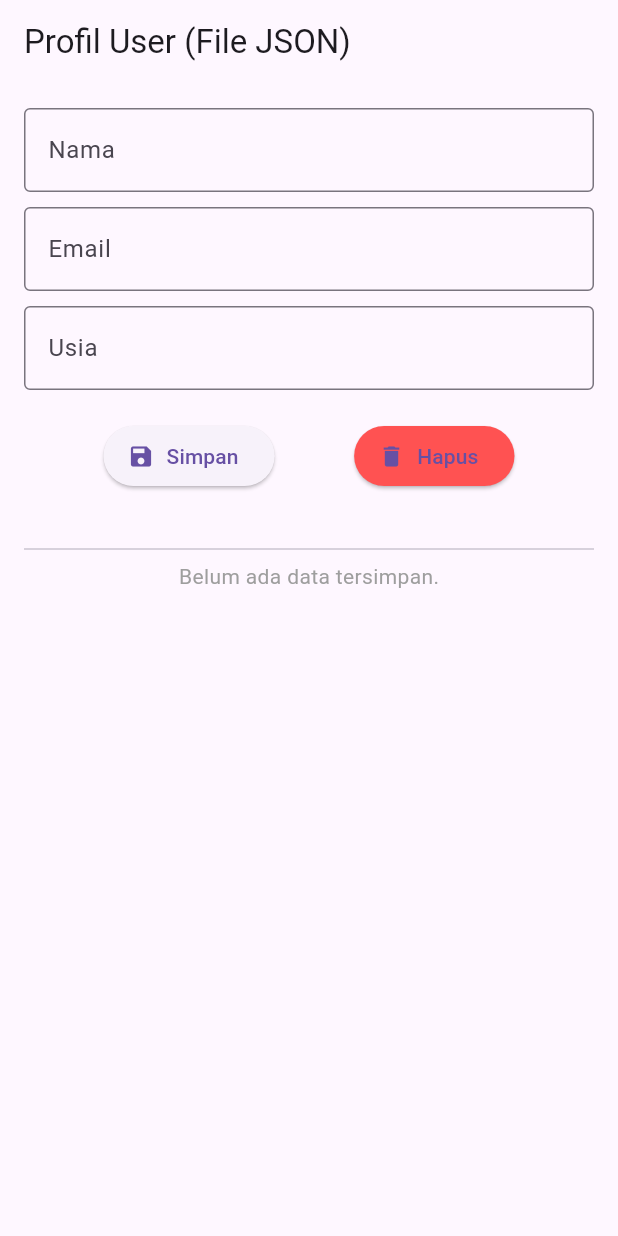
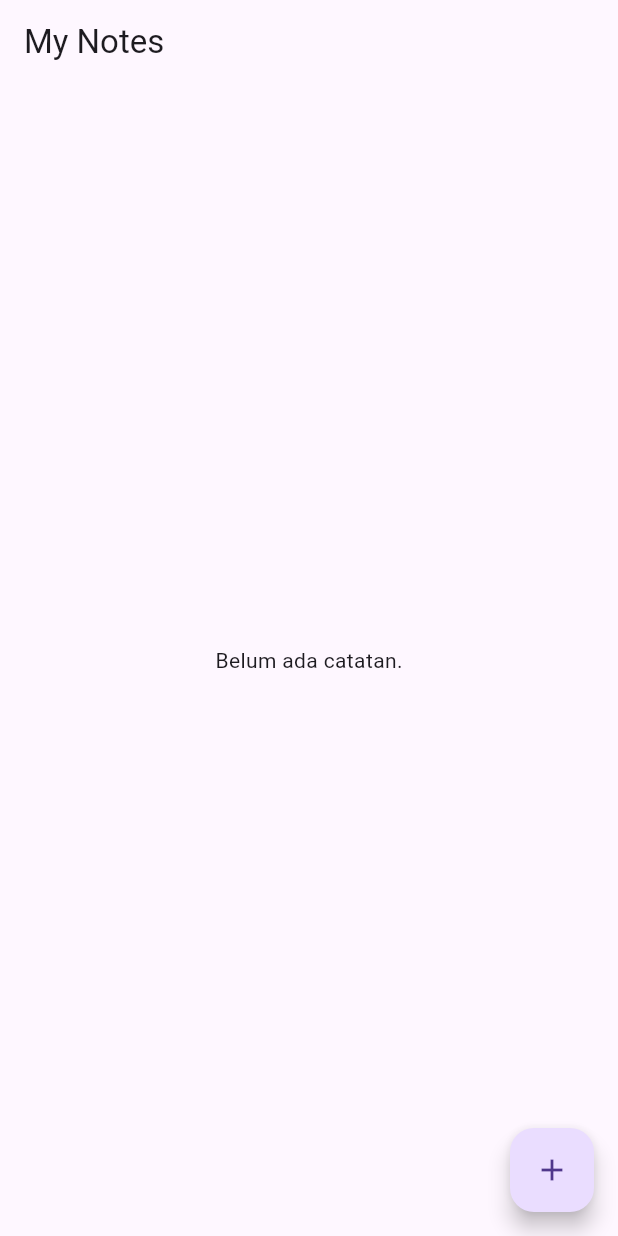
Before and after one commit to intanfirds/Mobile-Programming, a Flutter app: the screen it shows after launch, on a phone screen of 412 x 824 dp. Run offline on Flutter 3.47's test engine with Material 3 defaults, Android fonts, the light colour scheme and no system bars; our stand-ins replace audioplayers, camera, geolocator, go_router, google_fonts; missing offline and left inert: baseflow_plugin_template.

Commit message:
Json Praktikum 6

```diff
--- a/intan_firdausi/kuis_json/lib/main.dart
+++ b/intan_firdausi/kuis_json/lib/main.dart
@@ -1,295 +1,310 @@
-import 'dart:convert'; // Dibutuhkan untuk jsonEncode/Decode
+import 'dart:convert';
 import 'dart:io';
 import 'package:flutter/material.dart';
 import 'package:path_provider/path_provider.dart';
 import 'package:path/path.dart' as path;
 
-//--- SERVICE: FileService (Operasi file dasar) ---
+//--- SERVICE: FileService (Sama seperti Praktikum 5) ---
 class FileService {
-  // Mendapatkan direktori dokumen internal aplikasi
   Future<Directory> get documentsDirectory async {
     return await getApplicationDocumentsDirectory();
   }
 
-  // Menulis String ke file
   Future<File> writeFile(String fileName, String content) async {
     final Directory dir = await documentsDirectory;
     final File file = File(path.join(dir.path, fileName));
     return file.writeAsString(content);
   }
 
-  // Membaca String dari file
   Future<String> readFile(String fileName) async {
     try {
       final Directory dir = await documentsDirectory;
       final File file = File(path.join(dir.path, fileName));
-      return await file.readAsString();
+      return file.readAsStringSync();
     } catch (e) {
-      return ''; // Kembalikan string kosong jika file tidak ada/error
+      return '';
     }
   }
 
-  // Menulis Map (JSON) ke file
-  Future<File> writeJson(String fileName, Map<String, dynamic> json) async {
-    final String content = jsonEncode(json); // Konversi Map ke String JSON
-    return writeFile(fileName, content);
-  }
-
-  // Membaca JSON (Map) dari file
-  Future<Map<String, dynamic>> readJson(String fileName) async {
-    try {
-      final String content = await readFile(fileName);
-      if (content.isEmpty) return {};
-      return jsonDecode(content); // Konversi String JSON ke Map
-    } catch (e) {
-      return {};
-    }
-  }
-
-  // Cek keberadaan file
   Future<bool> fileExists(String fileName) async {
     final Directory dir = await documentsDirectory;
     final File file = File(path.join(dir.path, fileName));
     return file.exists();
   }
 
-  // Menghapus file
   Future<void> deleteFile(String fileName) async {
-    try {
     final Directory dir = await documentsDirectory;
     final File file = File(path.join(dir.path, fileName));
     if (await file.exists()) {
       await file.delete();
     }
-    } catch (e) {
-      print('Error deleting file: $e');
-    }
   }
 }
 
-//--- SERVICE: UserDataService (Logika bisnis data user) ---
-class UserDataService {
+//--- SERVICE: DirectoryService (Manajemen direktori) ---
+class DirectoryService {
   final FileService _fileService = FileService();
-  final String _fileName = 'user_data.json'; // Nama file untuk data user
 
-  // Menyimpan data user
-  Future<void> saveUserData({
-    required String name,
-    required String email,
-    int? age,
-  }) async {
-    final Map<String, dynamic> userData = {
-      'name': name,
-      'email': email,
-      'age': age ?? 0,
-      'last_update': DateTime.now().toIso8601String(),
-    };
-    await _fileService.writeJson(_fileName, userData);
+  // Membuat direktori baru jika belum ada
+  Future<Directory> createDirectory(String dirName) async {
+    final Directory appDir = await _fileService.documentsDirectory;
+    final Directory newDir = Directory(path.join(appDir.path, dirName));
+    if (!await newDir.exists()) {
+      await newDir.create(recursive: true);
+    }
+    return newDir;
   }
 
-  // Membaca data user
-  Future<Map<String, dynamic>?> readUserData() async {
-    final exists = await _fileService.fileExists(_fileName);
-    if (!exists) return null;
-
-    final Map<String, dynamic> data = await _fileService.readJson(_fileName);
-    return data.isNotEmpty ? data : null;
+  // (Method listFiles dan deleteDirectory ada di slide,
+  //  tapi tidak dipakai langsung oleh NoteService)
 }
 
-  // Menghapus data user
-  Future<void> deleteUserData() async {
-    await _fileService.deleteFile(_fileName);
+//--- SERVICE: NoteService (Logika bisnis catatan) ---
+class NoteService {
+  final DirectoryService _dirService = DirectoryService();
+  final String _notesDir = 'notes'; // Nama sub-direktori
+
+  // Menyimpan catatan baru
+  Future<void> saveNote({
+    required String title,
+    required String content,
+  }) async {
+    // Pastikan direktori 'notes' ada
+    final Directory notesDir = await _dirService.createDirectory(_notesDir);
+
+    // Buat nama file unik berdasarkan timestamp
+    final String fileName = '${DateTime.now().millisecondsSinceEpoch}.json';
+    final File file = File(path.join(notesDir.path, fileName));
+
+    final noteData = {
+      'title': title,
+      'content': content,
+      'created_at': DateTime.now().toIso8601String(),
+    };
+
+    // Tulis data JSON ke file
+    await file.writeAsString(jsonEncode(noteData));
+  }
+
+  // Mengambil semua catatan
+  Future<List<Map<String, dynamic>>> getAllNotes() async {
+    final Directory notesDir = await _dirService.createDirectory(_notesDir);
+    final List<FileSystemEntity> files = await notesDir.list().toList();
+    List<Map<String, dynamic>> notes = [];
+
+    for (var entity in files) {
+      // Pastikan itu file dan berakhiran .json
+      if (entity is File && entity.path.endsWith('.json')) {
+        final content = await entity.readAsString();
+        final data = jsonDecode(content) as Map<String, dynamic>;
+        data['file_path'] = entity.path; // Simpan path file untuk menghapus
+        notes.add(data);
+      }
+    }
+
+    // Urutkan dari yang terbaru
+    notes.sort(
+      (a, b) =>
+          b['created_at'].toString().compareTo(a['created_at'].toString()),
+    );
+    return notes;
+  }
+
+  // Menghapus catatan berdasarkan path filenya
+  Future<void> deleteNoteByPath(String filePath) async {
+    final File file = File(filePath);
+    if (await file.exists()) {
+      await file.delete();
+    }
   }
 }
 
 //--- MAIN APP ---
 void main() {
-  WidgetsFlutterBinding.ensureInitialized(); // Wajib untuk path_provider
-  runApp(MyApp());
+  WidgetsFlutterBinding.ensureInitialized();
+  runApp(NotesApp());
 }
 
-class MyApp extends StatelessWidget {
+class NotesApp extends StatelessWidget {
   @override
   Widget build(BuildContext context) {
     return MaterialApp(
-      title: 'User Data JSON Demo',
-      theme: ThemeData(primarySwatch: Colors.teal),
-      home: UserProfilePage(),
+      title: 'Flutter Notes (Local File)',
+      theme: ThemeData(primarySwatch: Colors.indigo),
+      home: NotesPage(),
     );
   }
 }
 
-//--- UI PAGE ---
-class UserProfilePage extends StatefulWidget {
+//--- UI: Halaman Daftar Catatan (NotesPage) ---
+class NotesPage extends StatefulWidget {
   @override
-  _UserProfilePageState createState() => _UserProfilePageState();
+  _NotesPageState createState() => _NotesPageState();
 }
 
-class _UserProfilePageState extends State<UserProfilePage> {
-  final UserDataService _userService = UserDataService();
-  final TextEditingController _nameController = TextEditingController();
-  final TextEditingController _emailController = TextEditingController();
-  final TextEditingController _ageController = TextEditingController();
-
-  Map<String, dynamic>? _savedData; // State untuk data yang tersimpan
+class _NotesPageState extends State<NotesPage> {
+  final NoteService _noteService = NoteService();
+  List<Map<String, dynamic>> _notes = [];
 
   @override
   void initState() {
     super.initState();
-    _loadUserData();
+    _loadNotes();
   }
 
-  // Memuat data dari file JSON
-  Future<void> _loadUserData() async {
-    final data = await _userService.readUserData();
-    setState(() {
-      _savedData = data;
-      // Isi controller jika data ada
-      if (data != null) {
-        _nameController.text = data['name'] ?? '';
-        _emailController.text = data['email'] ?? '';
-        _ageController.text = (data['age'] ?? 0).toString();
-      } else {
-        // Bersihkan controller jika data tidak ada
-        _nameController.clear();
-        _emailController.clear();
-        _ageController.clear();
-      }
-    });
+  // Muat semua catatan dari file
+  Future<void> _loadNotes() async {
+    final notes = await _noteService.getAllNotes();
+    setState(() => _notes = notes);
   }
 
-  // Menyimpan data ke file JSON
-  Future<void> _saveUserData() async {
-    await _userService.saveUserData(
-      name: _nameController.text.trim(),
-      email: _emailController.text.trim(),
-      age: int.tryParse(_ageController.text.trim()),
+  // Navigasi ke halaman tambah catatan
+  Future<void> _addNote() async {
+    // Tunggu hasil dari AddNotePage
+    final result = await Navigator.push(
+      context,
+      MaterialPageRoute(builder: (context) => AddNotePage()),
+    );
+    // Jika hasilnya 'true' (berhasil menyimpan), muat ulang catatan
+    if (result == true) {
+      _loadNotes();
+    }
+  }
+
+  // Hapus catatan
+  Future<void> _deleteNote(String filePath) async {
+    await _noteService.deleteNoteByPath(filePath);
+    _loadNotes(); // Muat ulang catatan
+  }
+
+  @override
+  Widget build(BuildContext context) {
+    return Scaffold(
+      appBar: AppBar(title: Text('My Notes')),
+      body: _notes.isEmpty
+          ? Center(child: Text('Belum ada catatan.'))
+          : ListView.builder(
+              itemCount: _notes.length,
+              itemBuilder: (context, index) {
+                final note = _notes[index];
+                return Card(
+                  margin: EdgeInsets.symmetric(horizontal: 10, vertical: 6),
+                  child: ListTile(
+                    title: Text(note['title'] ?? 'No Title'),
+                    subtitle: Text(
+                      note['content'] ?? 'No Content',
+                      maxLines: 2,
+                      overflow: TextOverflow.ellipsis,
+                    ),
+                    trailing: IconButton(
+                      icon: Icon(Icons.delete, color: Colors.red),
+                      onPressed: () => _deleteNote(note['file_path']),
+                    ),
+                    onTap: () => Navigator.push(
+                      context,
+                      MaterialPageRoute(
+                        builder: (context) => NoteDetailPage(note: note),
+                      ),
+                    ),
+                  ),
+                );
+              },
+            ),
+      floatingActionButton: FloatingActionButton(
+        onPressed: _addNote,
+        child: Icon(Icons.add),
+      ),
+    );
+  }
+}
+
+//--- UI: Halaman Tambah Catatan (AddNotePage) ---
+class AddNotePage extends StatefulWidget {
+  @override
+  _AddNotePageState createState() => _AddNotePageState();
+}
+
+class _AddNotePageState extends State<AddNotePage> {
+  final NoteService _noteService = NoteService();
+  final TextEditingController _titleController = TextEditingController();
+  final TextEditingController _contentController = TextEditingController();
+
+  Future<void> _saveNote() async {
+    if (_titleController.text.isEmpty || _contentController.text.isEmpty) {
+      if (mounted) {
+        ScaffoldMessenger.of(
+          context,
+        ).showSnackBar(SnackBar(content: Text('Isi semua field dulu!')));
+      }
+      return;
+    }
+
+    await _noteService.saveNote(
+      title: _titleController.text,
+      content: _contentController.text,
     );
 
     if (mounted) {
       ScaffoldMessenger.of(
         context,
-      ).showSnackBar(SnackBar(content: Text('Data berhasil disimpan')));
-    }
-    await _loadUserData(); // Muat ulang data
-  }
-
-  // Menghapus file JSON
-  Future<void> _deleteUserData() async {
-    await _userService.deleteUserData();
-    await _loadUserData(); // Muat ulang (akan mengosongkan state)
-
-    if (mounted) {
-      ScaffoldMessenger.of(
-        context,
-      ).showSnackBar(SnackBar(content: Text("Data user dihapus")));
+      ).showSnackBar(SnackBar(content: Text('Catatan disimpan!')));
+      Navigator.pop(context, true); // Kembali ke halaman list
     }
   }
 
   @override
   Widget build(BuildContext context) {
     return Scaffold(
-      appBar: AppBar(title: Text('Profil User (File JSON)')),
-      body: SingleChildScrollView(
+      appBar: AppBar(title: Text('Catatan Baru')),
+      body: Padding(
         padding: EdgeInsets.all(16),
         child: Column(
           children: [
-            // --- FORM INPUT ---
             TextField(
-              controller: _nameController,
+              controller: _titleController,
+              decoration: InputDecoration(labelText: 'Judul'),
+            ),
+            SizedBox(height: 10),
+            Expanded(
+              child: TextField(
+                controller: _contentController,
                 decoration: InputDecoration(
-                labelText: 'Nama',
-                border: OutlineInputBorder(),
+                  labelText: 'Isi Catatan',
+                  alignLabelWithHint: true,
+                ),
+                maxLines: null,
+                expands: true,
+                textAlignVertical: TextAlignVertical.top,
               ),
             ),
-            SizedBox(height: 10),
-            TextField(
-              controller: _emailController,
-              decoration: InputDecoration(
-                labelText: 'Email',
-                border: OutlineInputBorder(),
-              ),
-            ),
-            SizedBox(height: 10),
-            TextField(
-              controller: _ageController,
-              decoration: InputDecoration(
-                labelText: 'Usia',
-                border: OutlineInputBorder(),
-              ),
-              keyboardType: TextInputType.number,
-            ),
             SizedBox(height: 20),
-
-            // --- BUTTONS ---
-            Row(
-              mainAxisAlignment: MainAxisAlignment.spaceEvenly,
-              children: [
             ElevatedButton.icon(
               icon: Icon(Icons.save),
               label: Text('Simpan'),
-                  onPressed: _saveUserData,
-                ),
-                ElevatedButton.icon(
-                  icon: Icon(Icons.delete),
-                  label: Text('Hapus'),
-                  style: ElevatedButton.styleFrom(
-                    backgroundColor: Colors.redAccent,
-                  ),
-                  onPressed: _deleteUserData,
-                ),
-              ],
-            ),
-            SizedBox(height: 30),
-            Divider(),
-
-            // --- TAMPILAN DATA YANG DISIMPAN ---
-            _savedData == null
-                ? Text(
-                    'Belum ada data tersimpan.',
-                    style: TextStyle(color: Colors.grey),
-                  )
-                : Column(
-                    // Tampilkan data jika ada
-                    crossAxisAlignment: CrossAxisAlignment.start,
-                    children: [
-                      Text(
-                        'Data Tersimpan:',
-                        style: TextStyle(
-                          fontSize: 16,
-                          fontWeight: FontWeight.bold,
-                          color: Colors.teal,
-                        ),
-                      ),
-                      SizedBox(height: 8),
-                      _buildDataRow('Nama', _savedData!['name'] ?? '-'),
-                      _buildDataRow('Email', _savedData!['email'] ?? '-'),
-                      _buildDataRow(
-                        'Usia',
-                        _savedData!['age']?.toString() ?? '-',
-                      ),
-                      _buildDataRow(
-                        'Update Terakhir',
-                        _savedData!['last_update'] ?? '-',
-                      ),
-                    ],
+              onPressed: _saveNote,
             ),
           ],
         ),
       ),
     );
   }
+}
 
-  // Widget helper untuk menampilkan 1 baris data
-  Widget _buildDataRow(String label, String value) {
-    return Padding(
-      padding: const EdgeInsets.symmetric(vertical: 4),
-      child: Row(
-        crossAxisAlignment: CrossAxisAlignment.start,
-        children: [
-          Text('$label: ', style: TextStyle(fontWeight: FontWeight.bold)),
-          Expanded(child: Text(value)),
-        ],
+//--- UI: Halaman Detail Catatan (NoteDetailPage) ---
+class NoteDetailPage extends StatelessWidget {
+  final Map<String, dynamic> note;
+  const NoteDetailPage({Key? key, required this.note}) : super(key: key);
+
+  @override
+  Widget build(BuildContext context) {
+    return Scaffold(
+      appBar: AppBar(title: Text(note['title'] ?? 'Note')),
+      body: Padding(
+        padding: EdgeInsets.all(16),
+        child: SingleChildScrollView(
+          // Agar bisa di-scroll jika teks panjang
+          child: Text(note['content'] ?? ''),
+        ),
       ),
     );
   }
```
Also changed, not shown: intan_firdausi/kuis_json/screenshoot/praktikum6_1.png (added), intan_firdausi/kuis_json/screenshoot/praktikum6_2.png (added), intan_firdausi/kuis_json/screenshoot/praktikum6_3.png (added). Lines whose indentation alone changed are shown as unchanged.
